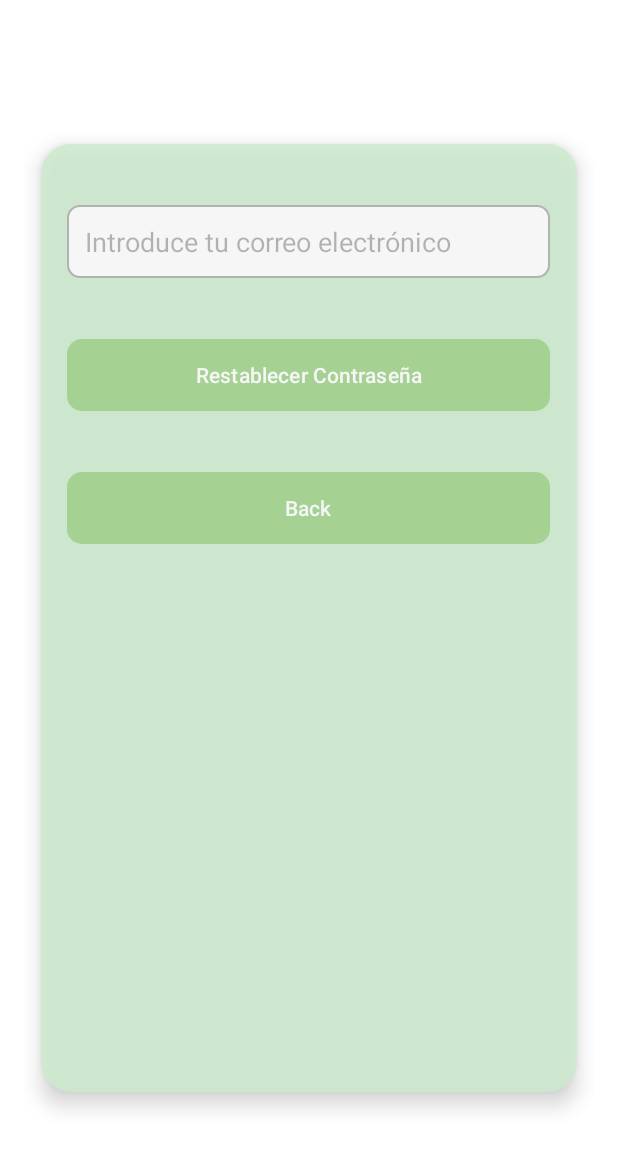
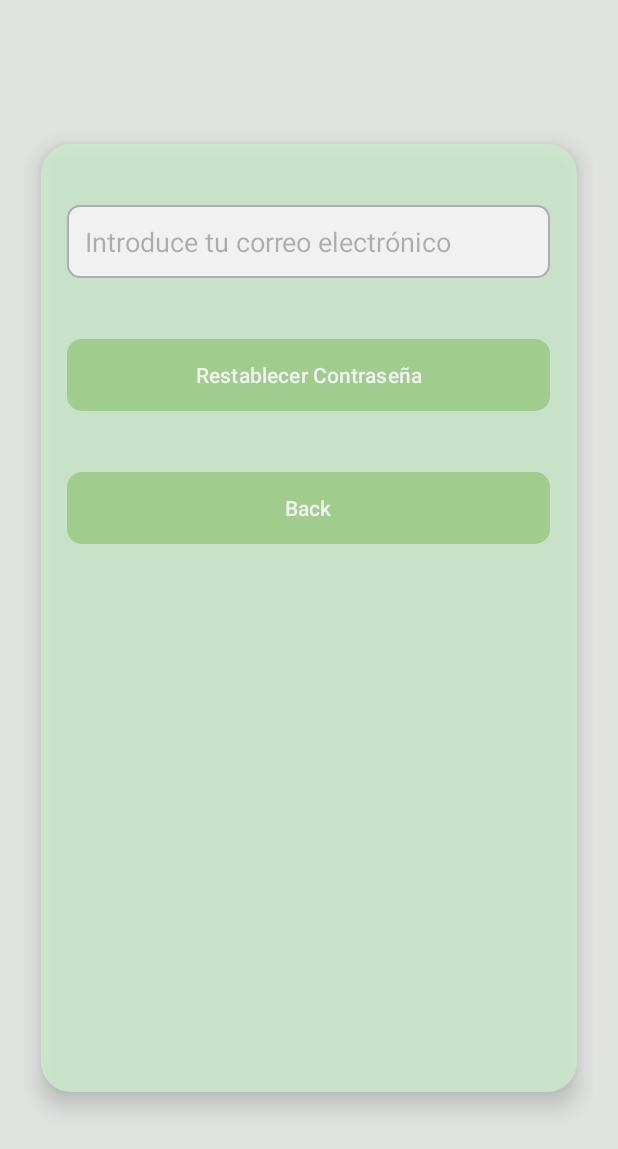
Before and after one commit to Jhonpocket/EcoEvent, an Android app: the ForgotPasswordActivity screen opened directly, with no data from a screen before it, on a phone screen of 412 x 824 dp. Shown: the top 1149 px of the screen. Run offline under Robolectric (Android 15) with nearby library versions, the phone set to English and light mode, and no system bars.

Commit message:
se actualiza colores de temas

```diff
--- a/app/src/main/res/values/colors.xml
+++ b/app/src/main/res/values/colors.xml
@@ -1,7 +1,7 @@
 <?xml version="1.0" encoding="utf-8"?>
 <resources>
     <color name="black">#FF000000</color>
-    <color name="white">#FFFFFFFF</color>
+    <color name="white">#E0E2E0</color>
     <color name="primary_text_color">#9AD183</color>
     <color name="menu_text_color">#C3DBAB</color>
     <color name="transparente">#1D10857D</color>
```
